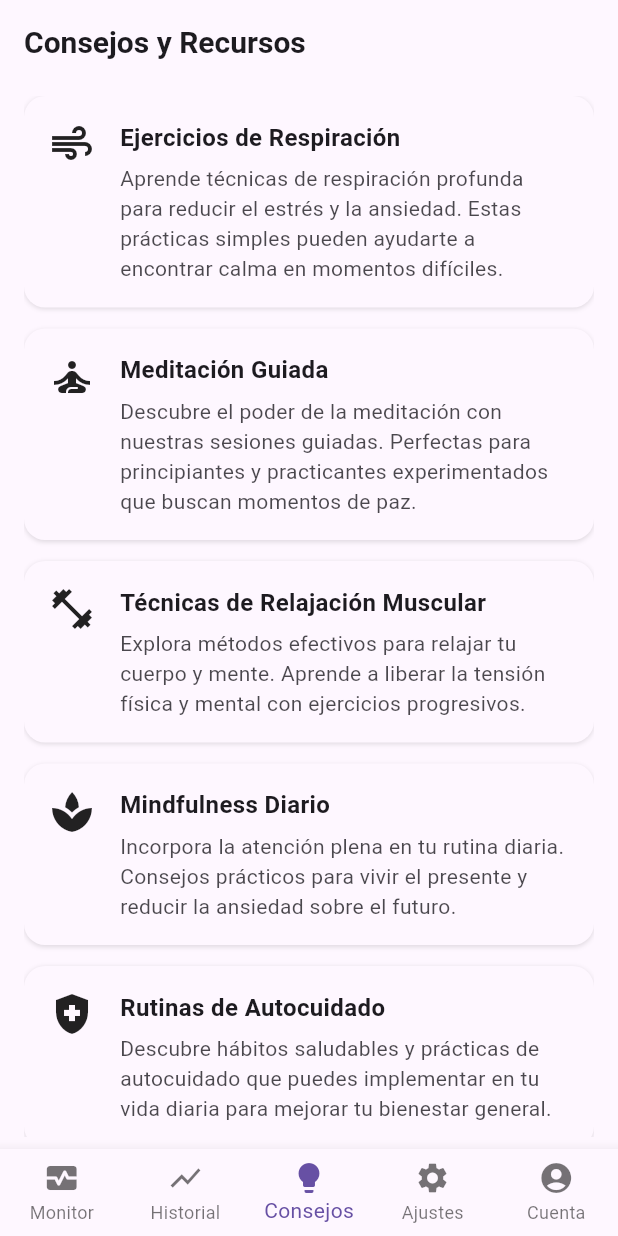
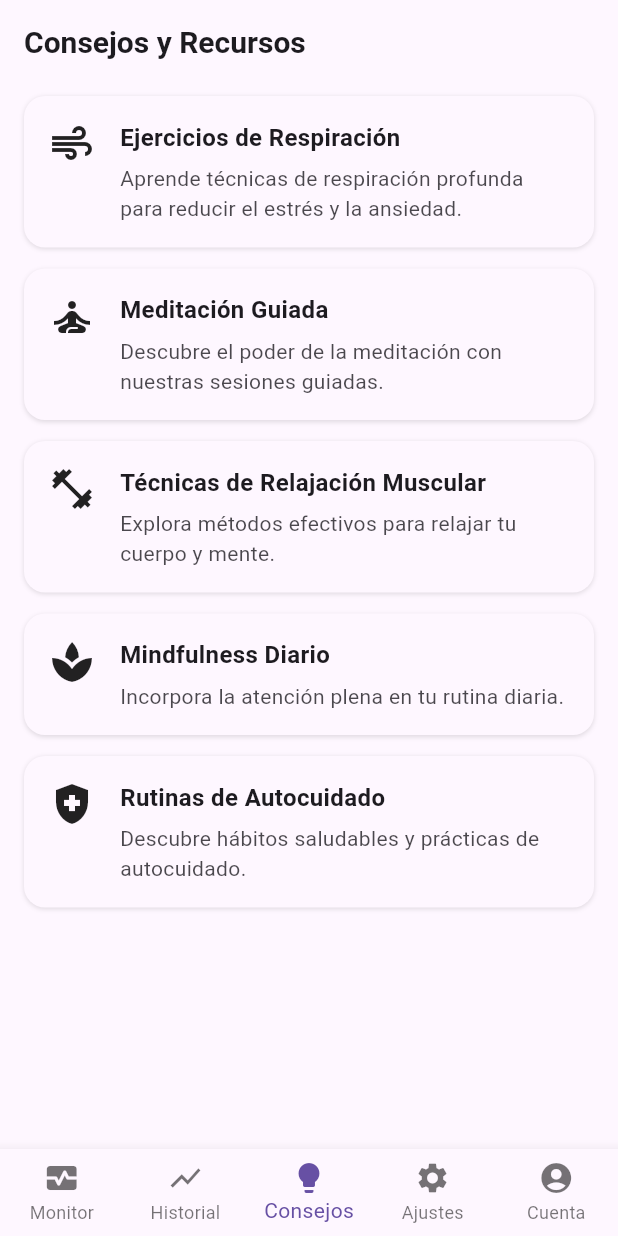
Before and after one commit to jersain28/Stressmobile, a Flutter app: the TipsResourcesScreen screen opened directly, on a phone screen of 412 x 824 dp. Run offline on Flutter 3.47's test engine with Material 3 defaults, Android fonts, the phone set to English and light mode, and no system bars; our stand-ins replace cloud_firestore, firebase_auth, firebase_core, fl_chart, google_sign_in; accounts and stored records are empty.

Commit message:
04 Consejos y Recursos listos

```diff
--- a/lib/resources/tips_resources.dart
+++ b/lib/resources/tips_resources.dart
@@ -3,6 +3,8 @@ import 'package:stress/home/stress_history.dart';
 import 'package:stress/home/stress_monitor.dart';
 import 'package:stress/settings/account_info.dart';
 import 'package:stress/settings/settings.dart';
+
+import 'tip_detail_screen.dart'; // Importa la pantalla de detalle
 
 class TipsResourcesScreen extends StatefulWidget {
   final int selectedIndex;
@@ -65,7 +67,6 @@ class TipsResourcesScreenState extends State<TipsResourcesScreen> {
     }
   }
 
-  // ...existing code...
   @override
   Widget build(BuildContext context) {
     final theme = Theme.of(context);
@@ -81,32 +82,42 @@ class TipsResourcesScreenState extends State<TipsResourcesScreen> {
       {
         'icon': Icons.air,
         'title': 'Ejercicios de Respiración',
-        'desc':
-            'Aprende técnicas de respiración profunda para reducir el estrés y la ansiedad. Estas prácticas simples pueden ayudarte a encontrar calma en momentos difíciles.',
+        'desc': 'Aprende técnicas de respiración profunda para reducir el estrés y la ansiedad.',
+        'details': '1. Siéntate en un lugar cómodo.\n'
+            '2. Inhala profundamente por la nariz contando hasta 4.\n'
+            '3. Mantén el aire en tus pulmones contando hasta 4.\n'
+            '4. Exhala lentamente por la boca contando hasta 4.\n'
+            '5. Repite este ciclo 5 veces.\n\n'
+            'Este ejercicio ayuda a calmar el sistema nervioso y reducir la ansiedad rápidamente.',
       },
       {
         'icon': Icons.self_improvement,
         'title': 'Meditación Guiada',
-        'desc':
-            'Descubre el poder de la meditación con nuestras sesiones guiadas. Perfectas para principiantes y practicantes experimentados que buscan momentos de paz.',
+        'desc': 'Descubre el poder de la meditación con nuestras sesiones guiadas.',
+        'details': 'Busca un audio de meditación guiada o usa una app.\n'
+            'Encuentra un lugar tranquilo, cierra los ojos y sigue las instrucciones del audio.\n'
+            'La meditación diaria puede mejorar tu concentración y bienestar emocional.',
       },
       {
         'icon': Icons.fitness_center,
         'title': 'Técnicas de Relajación Muscular',
-        'desc':
-            'Explora métodos efectivos para relajar tu cuerpo y mente. Aprende a liberar la tensión física y mental con ejercicios progresivos.',
+        'desc': 'Explora métodos efectivos para relajar tu cuerpo y mente.',
+        'details': 'Tensa y relaja cada grupo muscular de tu cuerpo, comenzando por los pies y subiendo hasta la cabeza.\n'
+            'Este método ayuda a liberar la tensión física acumulada por el estrés.',
       },
       {
         'icon': Icons.spa,
         'title': 'Mindfulness Diario',
-        'desc':
-            'Incorpora la atención plena en tu rutina diaria. Consejos prácticos para vivir el presente y reducir la ansiedad sobre el futuro.',
+        'desc': 'Incorpora la atención plena en tu rutina diaria.',
+        'details': 'Presta atención a tu respiración, a los sonidos y sensaciones a tu alrededor.\n'
+            'Haz una pausa consciente varias veces al día para observar tus pensamientos sin juzgarlos.',
       },
       {
         'icon': Icons.health_and_safety,
         'title': 'Rutinas de Autocuidado',
-        'desc':
-            'Descubre hábitos saludables y prácticas de autocuidado que puedes implementar en tu vida diaria para mejorar tu bienestar general.',
+        'desc': 'Descubre hábitos saludables y prácticas de autocuidado.',
+        'details': 'Dedica tiempo a actividades que disfrutes, como leer, caminar o escuchar música.\n'
+            'El autocuidado regular mejora tu estado de ánimo y tu salud general.',
       },
     ];
 
@@ -132,7 +143,21 @@ class TipsResourcesScreenState extends State<TipsResourcesScreen> {
           separatorBuilder: (_, __) => const SizedBox(height: 14),
           itemBuilder: (context, index) {
             final tip = tips[index];
-            return Container(
+            return GestureDetector(
+              onTap: () {
+                Navigator.push(
+                  context,
+                  MaterialPageRoute(
+                    builder: (context) => TipDetailScreen(
+                      icon: tip['icon'] as IconData,
+                      title: tip['title'] as String,
+                      desc: tip['desc'] as String,
+                      details: tip['details'] as String, // Pasa el detalle
+                    ),
+                  ),
+                );
+              },
+              child: Container(
                 decoration: BoxDecoration(
                   color: cardColor,
                   borderRadius: BorderRadius.circular(14),
@@ -180,6 +205,7 @@ class TipsResourcesScreenState extends State<TipsResourcesScreen> {
                     ),
                   ],
                 ),
+              ),
             );
           },
         ),
```
Also changed, not shown: lib/resources/tip_detail_screen.dart (added, +57 -0 lines). Lines whose indentation alone changed are shown as unchanged.
